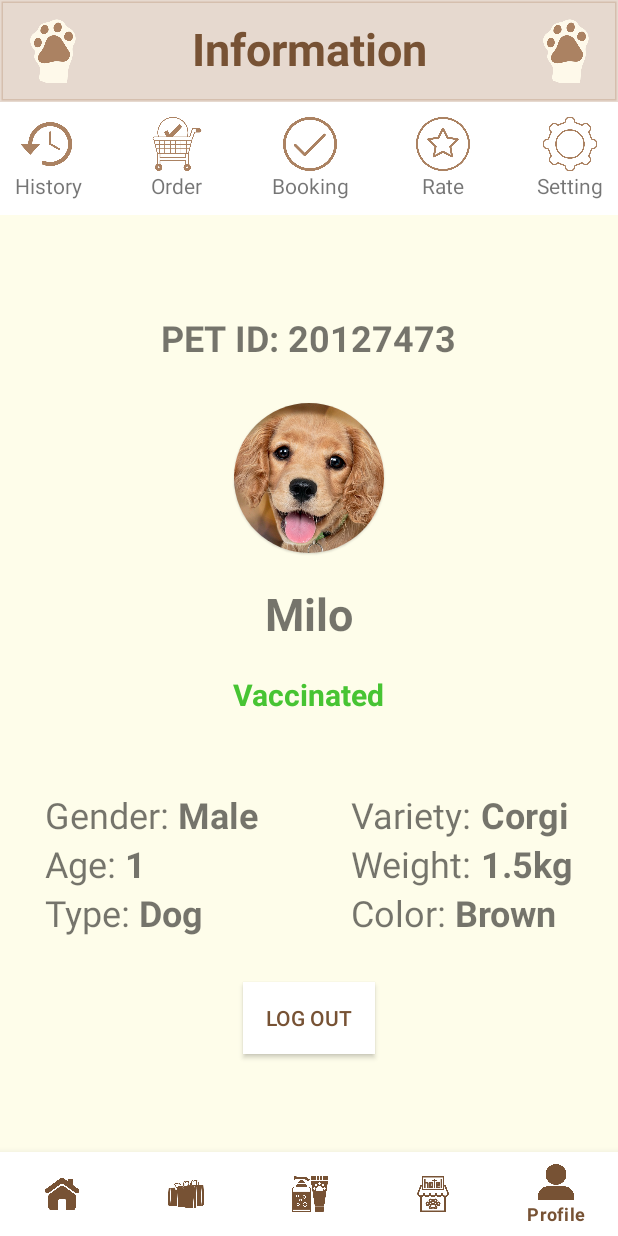
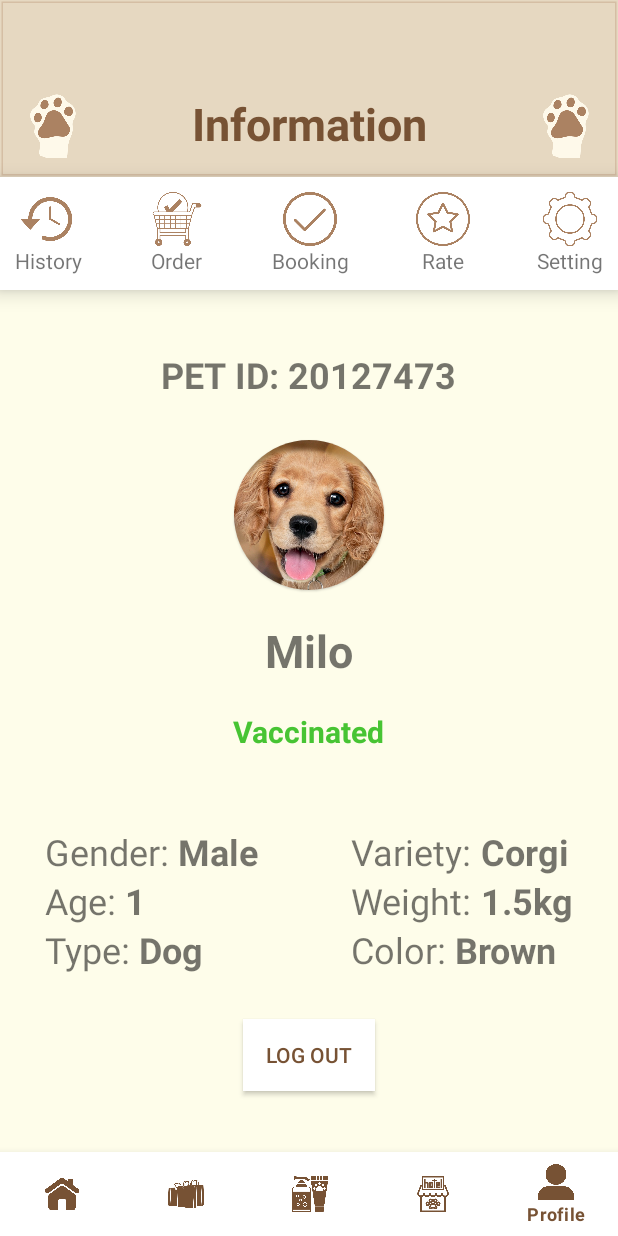
Before and after one commit to thaichihien/PetInto, an Android app: the ProfileFragment screen opened through its navigation route, on a phone screen of 412 x 824 dp. Run offline under Robolectric (Android 15) with nearby library versions, the phone set to English and light mode, and no system bars; our stand-ins replace navigation-ui.

Commit message:
add header space

```diff
--- a/app/src/main/res/layout/fragment_profile.xml
+++ b/app/src/main/res/layout/fragment_profile.xml
@@ -4,6 +4,7 @@
     xmlns:tools="http://schemas.android.com/tools"
     android:layout_width="match_parent"
     android:layout_height="match_parent"
+    android:background="@color/background_light"
     tools:context=".ui.fragments.ProfileFragment">
 
 <!--    HEADER    -->
@@ -11,7 +12,7 @@
     <ImageView
         android:id="@+id/profile_header"
         android:layout_width="0dp"
-        android:layout_height="68dp"
+        android:layout_height="118dp"
         android:src="@drawable/header_rectangle"
         app:layout_constraintTop_toTopOf="parent"
         app:layout_constraintStart_toStartOf="parent"
@@ -22,7 +23,7 @@
         android:layout_width="50dp"
         android:layout_height="50dp"
         android:src="@drawable/foot_icon"
-        android:layout_marginTop="5dp"
+        android:layout_marginTop="55dp"
         android:layout_marginLeft="10dp"
         app:layout_constraintTop_toTopOf="parent"
         app:layout_constraintStart_toStartOf="parent"/>
@@ -34,7 +35,7 @@
         android:textSize="30sp"
         android:textStyle="bold"
         android:textColor="@color/main_dark"
-        android:layout_marginTop="12dp"
+        android:layout_marginTop="62dp"
         app:layout_constraintTop_toTopOf="parent"
         app:layout_constraintStart_toStartOf="parent"
         app:layout_constraintEnd_toEndOf="parent"/>
@@ -43,7 +44,7 @@
         android:layout_width="50dp"
         android:layout_height="50dp"
         android:src="@drawable/foot_icon"
-        android:layout_marginTop="5dp"
+        android:layout_marginTop="55dp"
         android:layout_marginRight="10dp"
         app:layout_constraintTop_toTopOf="parent"
         app:layout_constraintEnd_toEndOf="parent"/>
@@ -56,6 +57,7 @@
         app:layout_constraintTop_toBottomOf="@id/profile_header"
         app:layout_constraintStart_toStartOf="parent"
         app:layout_constraintEnd_toEndOf="parent"
+        android:background="#ffffff"
         android:paddingTop="10dp"
         android:orientation="horizontal"
         android:elevation="8dp">
@@ -181,7 +183,7 @@
         app:layout_constraintEnd_toEndOf="parent"
         app:layout_constraintTop_toBottomOf="@id/profile_navigation"
         app:layout_constraintBottom_toBottomOf="parent"
-        android:background="@color/background_light"
+
         android:orientation="vertical"
         android:gravity="center">
 
```
